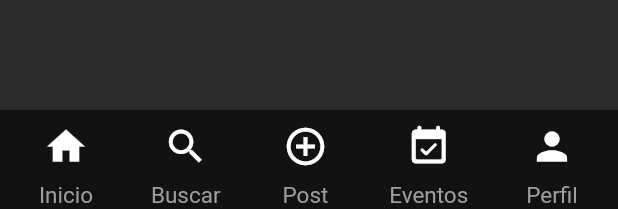
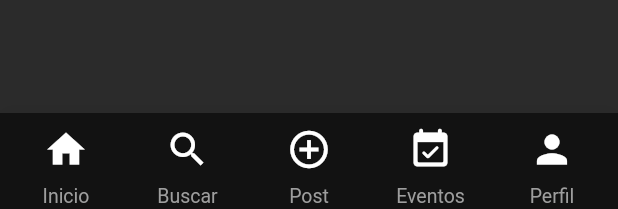
Before and after one commit to GuateGeeks/GeeksDayFlutter, a Flutter app: the BottomNavigation widget shown alone on an empty page, opened directly, after a tap on the "person" icon, on a phone screen of 412 x 824 dp. Shown: the part 1024-1233 px from the top of the screen. Run offline on Flutter 3.47's test engine with Material 2 defaults, Android fonts, the phone set to English and light mode, and no system bars; our stand-ins replace cloud_firestore, equatable, firebase_auth, firebase_core, firebase_storage, flutter_bloc and 5 more; missing offline and left inert: dart:html, dart:js, image_whisperer, multiavatar, random_password_generator; accounts and stored records are empty.

Commit message:
Ticket #60Ticket #63 adjust icons and text in navigation menu

```diff
--- a/lib/provider/theme_provider.dart
+++ b/lib/provider/theme_provider.dart
@@ -79,7 +79,7 @@ class MyThemes {
       //Texto del modal Crear Post/Quiz No Seleccionado
       headline5: TextStyle(
         color: Colors.grey,
-        fontSize: 15.0,
+        fontSize: 13.0,
       ),
       //Texto Menu y comentarios
       headline6: TextStyle(
--- a/lib/ui/bottom_navigation.dart
+++ b/lib/ui/bottom_navigation.dart
@@ -15,7 +15,7 @@ class BottomNavigation extends StatelessWidget {
       color: Theme.of(context).backgroundColor,
       elevation: 30,
       child: Container(
-        margin: EdgeInsets.only(bottom: 8),
+        margin: EdgeInsets.only(bottom: 6),
         padding: EdgeInsets.symmetric(horizontal: 20),
         height: 60,
         child: Row(
@@ -34,8 +34,6 @@ class BottomNavigation extends StatelessWidget {
 
   Widget homePage(context) {
     return Column(
-      crossAxisAlignment: CrossAxisAlignment.center,
-      mainAxisAlignment: MainAxisAlignment.center,
       children: [
         IconButton(
           onPressed: () {
@@ -155,6 +153,7 @@ class BottomNavigation extends StatelessWidget {
         Text(
           "Perfil",
           style: Theme.of(context).textTheme.headline5,
+          textAlign: TextAlign.center,
         ),
       ],
     );
```
